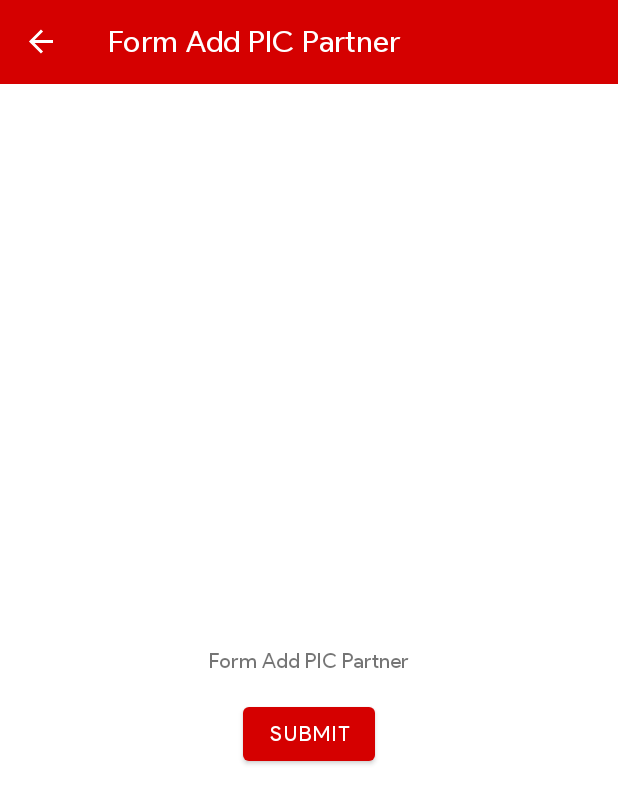
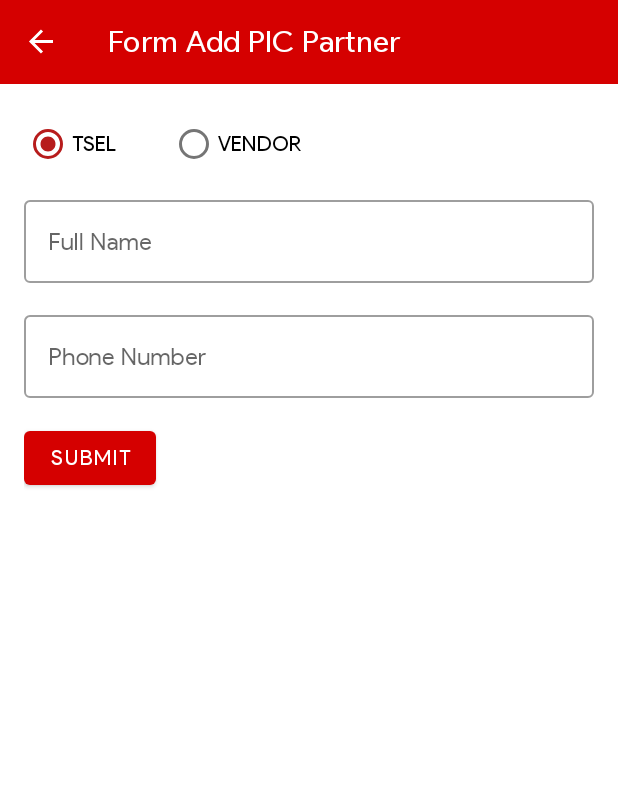
Before and after one commit to ichsanrazan/CordovaMobileApp, an Android app: the AddPICFragment screen opened through its navigation route, on a phone screen of 412 x 824 dp. Shown: the top 804 px of the screen. Run offline under Robolectric (Android 15) with nearby library versions, the phone set to English and light mode, and no system bars; our stand-ins replace navigation-ui.

Commit message:
Fix git issues

```diff
--- a/mobile/CordovaMobileApp/app/build.gradle
+++ b/mobile/CordovaMobileApp/app/build.gradle
@@ -47,6 +47,7 @@ dependencies {
 
     // UI Add-ons
     implementation 'androidx.cardview:cardview:1.0.0'
+    implementation 'com.getbase:floatingactionbutton:1.10.1'
 
     // Architectural Components
     implementation "androidx.lifecycle:lifecycle-viewmodel-ktx:2.2.0"
--- a/mobile/CordovaMobileApp/app/src/main/java/cordova/telkomsel/cordovamobileapp/activityLog/fragment/ActivityLogFragment.kt
+++ b/mobile/CordovaMobileApp/app/src/main/java/cordova/telkomsel/cordovamobileapp/activityLog/fragment/ActivityLogFragment.kt
@@ -26,20 +26,20 @@ class ActivityLogFragment : Fragment(R.layout.fragment_activity_log) {
         initRecyclerView()
         initViewModel()
 
-        //TEMPORARY Buttons
-        btn_navigate1.setOnClickListener {
+//        Floating Action Buttons Click
+        fab_addPICPartner.setOnClickListener {
             val action = ActivityLogFragmentDirections.actionActivityLogFragmentToAddPICFragment()
             findNavController().navigate(action)
         }
-        btn_navigate2.setOnClickListener {
+        fab_addActivityCRQ.setOnClickListener {
             val action = ActivityLogFragmentDirections.actionActivityLogFragmentToAddCRQFragment()
             findNavController().navigate(action)
         }
-        btn_navigate3.setOnClickListener {
+        fab_addTroubleshootINC.setOnClickListener {
             val action = ActivityLogFragmentDirections.actionActivityLogFragmentToAddINCFragment()
             findNavController().navigate(action)
         }
-        btn_navigate4.setOnClickListener {
+        fab_addBroadcast.setOnClickListener {
             val action = ActivityLogFragmentDirections.actionActivityLogFragmentToAddBroadcastFragment()
             findNavController().navigate(action)
         }
--- a/mobile/CordovaMobileApp/app/src/main/java/cordova/telkomsel/cordovamobileapp/activityLog/fragment/AddPICFragment.kt
+++ b/mobile/CordovaMobileApp/app/src/main/java/cordova/telkomsel/cordovamobileapp/activityLog/fragment/AddPICFragment.kt
@@ -1,7 +1,10 @@
 package cordova.telkomsel.cordovamobileapp.activityLog.fragment
 
 import android.os.Bundle
+import android.util.Log
 import android.view.View
+import android.widget.RadioGroup
+import android.widget.RadioButton
 import androidx.fragment.app.Fragment
 import androidx.navigation.fragment.findNavController
 import cordova.telkomsel.cordovamobileapp.R
@@ -12,11 +15,47 @@ class AddPICFragment : Fragment(R.layout.fragment_activity_add_pic) {
     override fun onViewCreated(view: View, savedInstanceState: Bundle?) {
         super.onViewCreated(view, savedInstanceState)
 
+        initRadioListener()
+        initSubmitListener()
+
+
+
+    }
+    fun initRadioListener(){
+        radioTsel.setOnClickListener {
+            showHide(fullNameTSEL)
+            showHide(phoneNumberTSEL)
+
+            showHide(companyNameVENDOR)
+            showHide(fullNameVENDOR)
+            showHide(phoneNumberVENDOR)
+        }
+        radioVendor.setOnClickListener {
+            showHide(companyNameVENDOR)
+            showHide(fullNameVENDOR)
+            showHide(phoneNumberVENDOR)
+
+            showHide(fullNameTSEL)
+            showHide(phoneNumberTSEL)
+        }
+    }
+    fun initSubmitListener(){
         submit_add_pic.setOnClickListener {
+            if(radioTsel.isChecked){
+                Log.e("RADIO", "TSEL")
+            } else if(radioVendor.isChecked){
+                Log.e("RADIO", "VENDOR")
+            }
             val action = AddPICFragmentDirections.actionAddPICFragmentToActivityLogFragment()
             findNavController().navigate(action)
         }
-
+    }
+    fun showHide(view:View) {
+        view.visibility = if (view.visibility == View.VISIBLE){
+            View.GONE
+        } else{
+            View.VISIBLE
+        }
     }
 
 }
--- a/mobile/CordovaMobileApp/app/src/main/java/cordova/telkomsel/cordovamobileapp/retrofit/RetrofitInstance.kt
+++ b/mobile/CordovaMobileApp/app/src/main/java/cordova/telkomsel/cordovamobileapp/retrofit/RetrofitInstance.kt
@@ -7,8 +7,8 @@ import retrofit2.converter.gson.GsonConverterFactory
 
 class RetrofitInstance {
     companion object{
-        val baseUrl = "http://192.168.1.5/mobileapp/mobile-app/restapi_activitylog/api/"
-        //val baseUrl = "http://192.168.18.179:8080/restapi_activitylog/api/"
+        //val baseUrl = "http://192.168.1.5/mobileapp/mobile-app/restapi_activitylog/api/"
+        val baseUrl = "http://192.168.18.179:8080/restapi_activitylog/api/"
 
         fun getRetroInstance(): Retrofit {
             val logging = HttpLoggingInterceptor()
--- a/mobile/CordovaMobileApp/app/src/main/res/layout/fragment_activity_add_pic.xml
+++ b/mobile/CordovaMobileApp/app/src/main/res/layout/fragment_activity_add_pic.xml
@@ -1,30 +1,110 @@
 <?xml version="1.0" encoding="utf-8"?>
-<androidx.constraintlayout.widget.ConstraintLayout xmlns:android="http://schemas.android.com/apk/res/android"
+<LinearLayout xmlns:android="http://schemas.android.com/apk/res/android"
     xmlns:app="http://schemas.android.com/apk/res-auto"
+    xmlns:tools="http://schemas.android.com/tools"
     android:layout_width="match_parent"
     android:layout_height="match_parent"
-    xmlns:tools="http://schemas.android.com/tools"
+    android:orientation="vertical"
+    android:padding="16dp"
     tools:context=".activityLog.fragment.AddPICFragment">
 
-    <TextView
-        android:id="@+id/textView2"
-        android:layout_width="wrap_content"
+    <RadioGroup
+        android:id="@+id/radioGroupAddPIC"
+        android:layout_width="match_parent"
         android:layout_height="wrap_content"
-        android:text="Form Add PIC Partner"
-        app:layout_constraintBottom_toBottomOf="parent"
-        app:layout_constraintEnd_toEndOf="parent"
-        app:layout_constraintStart_toStartOf="parent"
-        app:layout_constraintTop_toTopOf="parent" />
+        android:orientation="horizontal">
+
+        <RadioButton
+            android:id="@+id/radioTsel"
+            android:layout_width="wrap_content"
+            android:layout_height="wrap_content"
+            android:layout_marginRight="36dp"
+            android:checked="true"
+            android:text="TSEL" />
+
+        <RadioButton
+            android:id="@+id/radioVendor"
+            android:layout_width="wrap_content"
+            android:layout_height="wrap_content"
+            android:text="VENDOR" />
+    </RadioGroup>
+
+    <com.google.android.material.textfield.TextInputLayout
+        android:id="@+id/fullNameTSEL"
+        style="@style/Widget.MaterialComponents.TextInputLayout.OutlinedBox"
+        android:layout_width="match_parent"
+        android:layout_height="wrap_content"
+        android:layout_marginTop="8dp"
+        android:hint="Full Name">
+
+        <com.google.android.material.textfield.TextInputEditText
+            android:layout_width="match_parent"
+            android:layout_height="wrap_content" />
+    </com.google.android.material.textfield.TextInputLayout>
+
+    <com.google.android.material.textfield.TextInputLayout
+        android:id="@+id/phoneNumberTSEL"
+        style="@style/Widget.MaterialComponents.TextInputLayout.OutlinedBox"
+        android:layout_width="match_parent"
+        android:layout_height="wrap_content"
+        android:layout_marginTop="16dp"
+        android:hint="Phone Number">
+
+        <com.google.android.material.textfield.TextInputEditText
+            android:layout_width="match_parent"
+            android:layout_height="wrap_content" />
+    </com.google.android.material.textfield.TextInputLayout>
+
+
+    <com.google.android.material.textfield.TextInputLayout
+        android:id="@+id/companyNameVENDOR"
+        style="@style/Widget.MaterialComponents.TextInputLayout.OutlinedBox"
+        android:layout_width="match_parent"
+        android:layout_height="wrap_content"
+        android:layout_marginTop="16dp"
+        android:hint="Company Name"
+        android:visibility="gone">
+
+        <com.google.android.material.textfield.TextInputEditText
+            android:layout_width="match_parent"
+            android:layout_height="wrap_content" />
+    </com.google.android.material.textfield.TextInputLayout>
+
+    <com.google.android.material.textfield.TextInputLayout
+        android:id="@+id/fullNameVENDOR"
+        style="@style/Widget.MaterialComponents.TextInputLayout.OutlinedBox"
+        android:layout_width="match_parent"
+        android:layout_height="wrap_content"
+        android:layout_marginTop="16dp"
+        android:hint="Full Name"
+        android:visibility="gone">
+
+        <com.google.android.material.textfield.TextInputEditText
+            android:layout_width="match_parent"
+            android:layout_height="wrap_content" />
+    </com.google.android.material.textfield.TextInputLayout>
+
+    <com.google.android.material.textfield.TextInputLayout
+        android:id="@+id/phoneNumberVENDOR"
+        style="@style/Widget.MaterialComponents.TextInputLayout.OutlinedBox"
+        android:layout_width="match_parent"
+        android:layout_height="wrap_content"
+        android:layout_marginTop="16dp"
+        android:hint="Phone Number"
+        android:visibility="gone">
+
+        <com.google.android.material.textfield.TextInputEditText
+            android:layout_width="match_parent"
+            android:layout_height="wrap_content" />
+    </com.google.android.material.textfield.TextInputLayout>
+
 
     <Button
         android:id="@+id/submit_add_pic"
         android:layout_width="wrap_content"
         android:layout_height="wrap_content"
         android:layout_marginTop="16dp"
-        android:text="SUBMIT"
-        app:layout_constraintEnd_toEndOf="parent"
-        app:layout_constraintStart_toStartOf="parent"
-        app:layout_constraintTop_toBottomOf="@+id/textView2" />
+        android:text="SUBMIT" />
 
 
-</androidx.constraintlayout.widget.ConstraintLayout>
+</LinearLayout>
--- a/mobile/CordovaMobileApp/app/src/main/res/values/colors.xml
+++ b/mobile/CordovaMobileApp/app/src/main/res/values/colors.xml
@@ -16,8 +16,7 @@
     <color name="secondaryTextColor">#ffffff</color>
 
     <color name="cardBg">#E8E4E3</color>
-
-
+    <color name="textColor">#151515</color>
     <color name="black">#FF000000</color>
     <color name="white">#FFFFFFFF</color>
 </resources>
--- a/mobile/CordovaMobileApp/app/src/main/res/values/themes.xml
+++ b/mobile/CordovaMobileApp/app/src/main/res/values/themes.xml
@@ -14,4 +14,9 @@
         <!-- Customize your theme here. -->
         <item name="fontFamily">@font/productsans</item>
     </style>
+
+    <style name="custom_floating_buttons">
+        <item name="android:textColor">@color/white</item>
+        <item name="android:background">@drawable/custom_floating_button</item>
+    </style>
 </resources>
```
Also changed, not shown: mobile/CordovaMobileApp/app/src/main/res/drawable/custom_floating_button.xml (+9 -3 lines), mobile/CordovaMobileApp/app/src/main/res/layout/fragment_activity_log.xml (+56 -59 lines), mobile/CordovaMobileApp/app/src/main/res/layout/recycler_row_activity.xml (+19 -12 lines).
